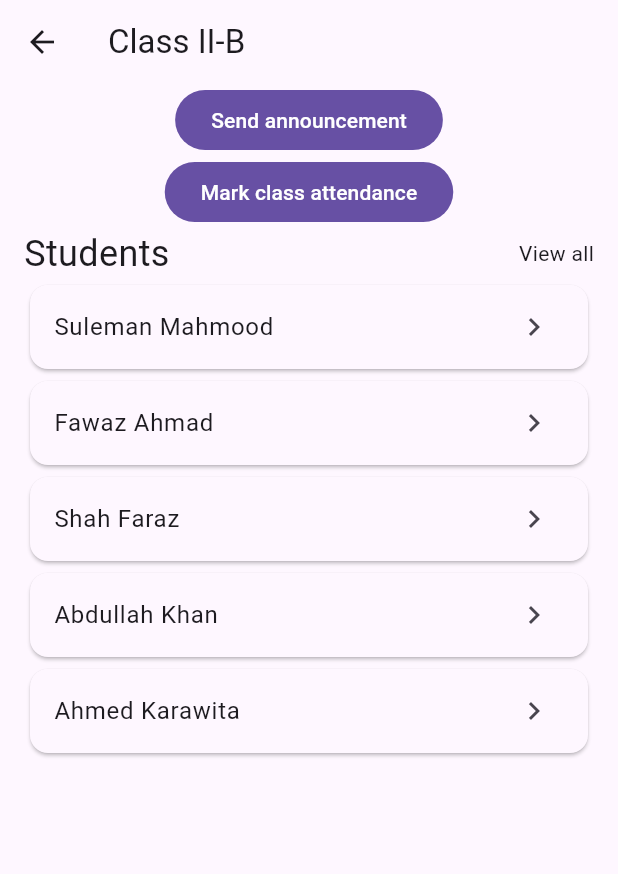
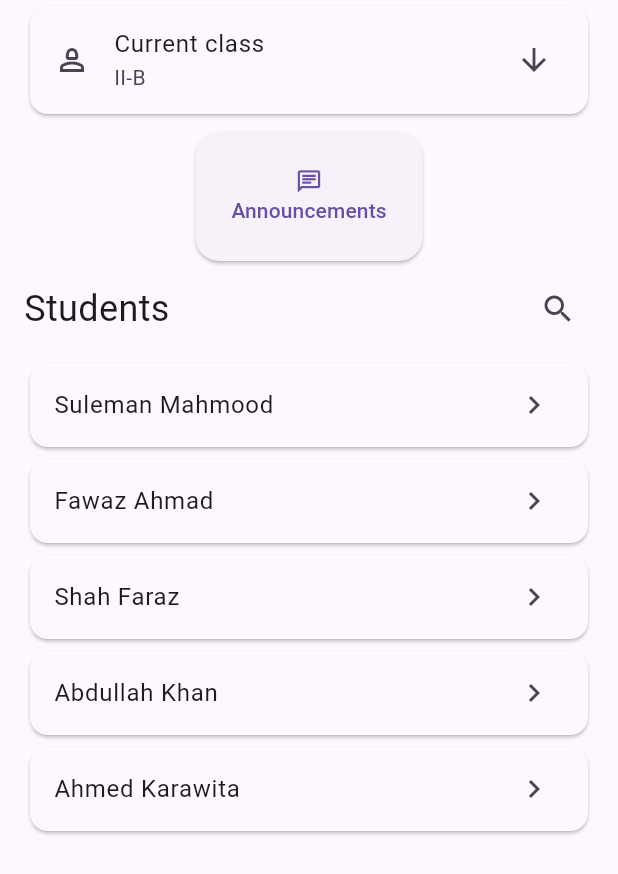
Before and after one commit to suleman-mahmood/classifyy, a Flutter app: the DashboardScreen screen opened by its route, on a phone screen of 412 x 824 dp. Shown: the top 874 px of the screen. Run offline on Flutter 3.47's test engine with Material 3 defaults, Android fonts, the phone set to English and light mode, and no system bars; our stand-ins replace auto_route.

Commit message:
teachers screen done, need to refactor now

```diff
--- a/classifyy/lib/presentation/config/app_router.dart
+++ b/classifyy/lib/presentation/config/app_router.dart
@@ -1,6 +1,10 @@
 import 'package:auto_route/auto_route.dart';
 import 'package:classifyy/presentation/screens/auth/login_screen.dart';
+import 'package:classifyy/presentation/screens/teacher/all_students_screen.dart';
+import 'package:classifyy/presentation/screens/teacher/announcement_screen.dart';
 import 'package:classifyy/presentation/screens/teacher/dashboard_screen.dart';
+import 'package:classifyy/presentation/screens/teacher/new_announcement_screen.dart';
+import 'package:classifyy/presentation/screens/teacher/student_chat_screen.dart';
 
 part 'app_router.gr.dart';
 
@@ -10,5 +14,9 @@ class AppRouter extends _$AppRouter {
   List<AutoRoute> get routes => [
         AutoRoute(page: LoginRoute.page, initial: true),
         AutoRoute(page: DashboardRoute.page),
+        AutoRoute(page: AnnouncementRoute.page),
+        AutoRoute(page: NewAnnouncementRoute.page),
+        AutoRoute(page: StudentChatRoute.page),
+        AutoRoute(page: AllStudentsRoute.page),
       ];
 }
--- /dev/null
+++ b/classifyy/lib/presentation/config/utils.dart
@@ -0,0 +1,20 @@
+import 'package:flutter/material.dart';
+
+class ScreenSizes {
+  static double widthSlabOneRel(BuildContext context) =>
+      MediaQuery.of(context).size.width / 4;
+
+  static double widthSlabTwoRel(BuildContext context) =>
+      MediaQuery.of(context).size.width / 2;
+
+  static double widthSlabThreeRel(BuildContext context) =>
+      (MediaQuery.of(context).size.width * 3) / 4;
+
+  static double widthSlabFourRel(BuildContext context) =>
+      MediaQuery.of(context).size.width;
+
+  static const double heightSlabOneAbs = 8;
+  static const double heightSlabTwoAbs = 16;
+  static const double heightSlabThreeAbs = 24;
+  static const double heightSlabFourAbs = 32;
+}
--- a/classifyy/lib/presentation/screens/teacher/dashboard_screen.dart
+++ b/classifyy/lib/presentation/screens/teacher/dashboard_screen.dart
@@ -1,20 +1,24 @@
 import 'package:auto_route/auto_route.dart';
+import 'package:classifyy/presentation/config/app_router.dart';
 import 'package:classifyy/presentation/config/utils.dart';
-import 'package:classifyy/presentation/widgets/button_primary.dart';
+import 'package:classifyy/presentation/widgets/dashboard_button.dart';
 import 'package:classifyy/presentation/widgets/typography/title_large.dart';
 import 'package:flutter/material.dart';
 
 @RoutePage()
 class DashboardScreen extends StatefulWidget {
+  const DashboardScreen({super.key});
+
   @override
   State<DashboardScreen> createState() => _DashboardScreenState();
 }
 
 class _DashboardScreenState extends State<DashboardScreen>
     with TickerProviderStateMixin {
-
   late final AnimationController _fadeController;
   late final Animation<double> _fadeAnimation;
+
+  bool showAdditionalClasses = false;
 
   @override
   void initState() {
@@ -40,32 +44,76 @@ class _DashboardScreenState extends State<DashboardScreen>
   @override
   Widget build(BuildContext context) {
     return Scaffold(
-      appBar: AppBar(
-        title: const Text('Class II-B'),
-      ),
-      body: SizedBox(
+      // appBar: AppBar(
+      //   title: const Text('Class II-B'),
+      // ),
+      body: SafeArea(
+        child: SizedBox(
           width: ScreenSizes.widthSlabFourRel(context),
           child: Padding(
             padding: const EdgeInsets.symmetric(horizontal: 16),
             child: Column(
               children: [
-              ButtonPrimary(buttonText: 'Send announcement', onPressed: () {}),
-              ButtonPrimary(
-                  buttonText: 'Mark class attendance', onPressed: () {}),
+                Card(
+                  color: Color(0xFFFEF7FF),
+                  child: Column(
+                    children: [
+                      ListTile(
+                        leading: const Icon(Icons.person_2_outlined),
+                        title: const Text('Current class'),
+                        subtitle: const Text('II-B'),
+                        trailing: showAdditionalClasses
+                            ? const Icon(Icons.arrow_upward_outlined)
+                            : const Icon(Icons.arrow_downward_outlined),
+                        onTap: () {
+                          setState(() {
+                            showAdditionalClasses = !showAdditionalClasses;
+                          });
+                        },
+                      ),
+                      Visibility(
+                          visible: showAdditionalClasses,
+                          child: const Column(
+                            children: [
+                              ListTile(
+                                title: Text('I-A'),
+                              ),
+                              ListTile(title: Text('I-B')),
+                            ],
+                          )),
+                    ],
+                  ),
+                ),
                 const SizedBox(height: ScreenSizes.heightSlabOneAbs),
-              const Row(
+                DashboardButton(
+                  buttonText: 'Announcements',
+                  iconData: Icons.chat_outlined,
+                  onPressed: () {
+                    context.router.push(const AnnouncementRoute());
+                  },
+                ),
+                const SizedBox(height: ScreenSizes.heightSlabOneAbs),
+                Row(
                   children: [
-                  TitleLarge(title: 'Students'),
-                  Expanded(child: SizedBox.shrink()),
-                  Text('View all'),
+                    const TitleLarge(title: 'Students'),
+                    const Expanded(child: SizedBox.shrink()),
+                    IconButton(
+                      onPressed: () {
+                        context.router.push(const AllStudentsRoute());
+                      },
+                      icon: const Icon(Icons.search_outlined),
+                    ),
                   ],
                 ),
                 const SizedBox(height: ScreenSizes.heightSlabOneAbs),
-              const Card(
-                color: Color(0xFFFEF7FF),
+                Card(
+                  color: const Color(0xFFFEF7FF),
                   child: ListTile(
-                  title: Text('Suleman Mahmood'),
-                  trailing: Icon(Icons.chevron_right),
+                    title: const Text('Suleman Mahmood'),
+                    trailing: const Icon(Icons.chevron_right),
+                    onTap: () {
+                      context.router.push(const StudentChatRoute());
+                    },
                   ),
                 ),
                 const Card(
@@ -100,6 +148,7 @@ class _DashboardScreenState extends State<DashboardScreen>
             ),
           ),
         ),
+      ),
     );
   }
 }
--- /dev/null
+++ b/classifyy/lib/presentation/widgets/dashboard_button.dart
@@ -0,0 +1,61 @@
+import 'package:flutter/material.dart';
+
+class DashboardButton extends StatefulWidget {
+  final String buttonText;
+  final IconData iconData;
+  final VoidCallback onPressed;
+  final bool shouldAnimate;
+
+  const DashboardButton({
+    Key? key,
+    required this.buttonText,
+    required this.onPressed,
+    required this.iconData,
+    this.shouldAnimate = true,
+  }) : super(key: key);
+
+  @override
+  State<DashboardButton> createState() => _DashboardButtonState();
+}
+
+class _DashboardButtonState extends State<DashboardButton> {
+  bool _shouldDisplay = false;
+
+  @override
+  void initState() {
+    super.initState();
+
+    Future.delayed(const Duration(milliseconds: 500), () {
+      setState(() {
+        _shouldDisplay = true;
+      });
+    });
+  }
+
+  @override
+  Widget build(BuildContext context) {
+    return AnimatedOpacity(
+      opacity: widget.shouldAnimate ? (_shouldDisplay ? 1 : 0) : 1,
+      duration: const Duration(milliseconds: 500),
+      child: ElevatedButton(
+        onPressed: widget.onPressed,
+        style: ButtonStyle(
+          padding: MaterialStateProperty.all(
+            const EdgeInsets.all(24),
+          ),
+          shape: MaterialStateProperty.all(
+            RoundedRectangleBorder(
+              borderRadius: BorderRadius.circular(16),
+            )
+          )
+        ),
+        child: Column(
+          children: [
+            Icon(widget.iconData),
+            Text(widget.buttonText),
+          ],
+        ),
+      ),
+    );
+  }
+}
```
Also changed, not shown: classifyy/lib/presentation/screens/auth/login_screen.dart (added, +126 -0 lines), classifyy/lib/presentation/screens/teacher/all_students_screen.dart (added, +124 -0 lines), classifyy/lib/presentation/screens/teacher/announcement_screen.dart (+147 -0 lines), classifyy/lib/presentation/screens/teacher/new_announcement_screen.dart (added, +70 -0 lines), classifyy/lib/presentation/screens/teacher/student_chat_screen.dart (added, +65 -0 lines), classifyy/lib/presentation/widgets/text_area.dart (added, +21 -0 lines), classifyy/lib/presentation/widgets/text_field_primary.dart (added, +19 -0 lines), classifyy/lib/presentation/config/app_router.gr.dart, classifyy/lib/presentation/screens/teacher/message_screen.dart (deleted). Lines whose indentation alone changed are shown as unchanged.
